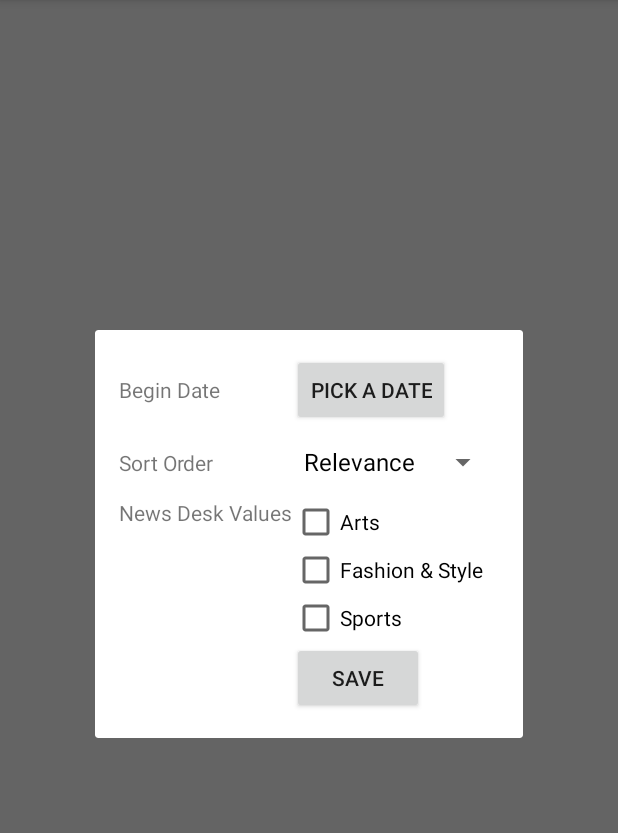
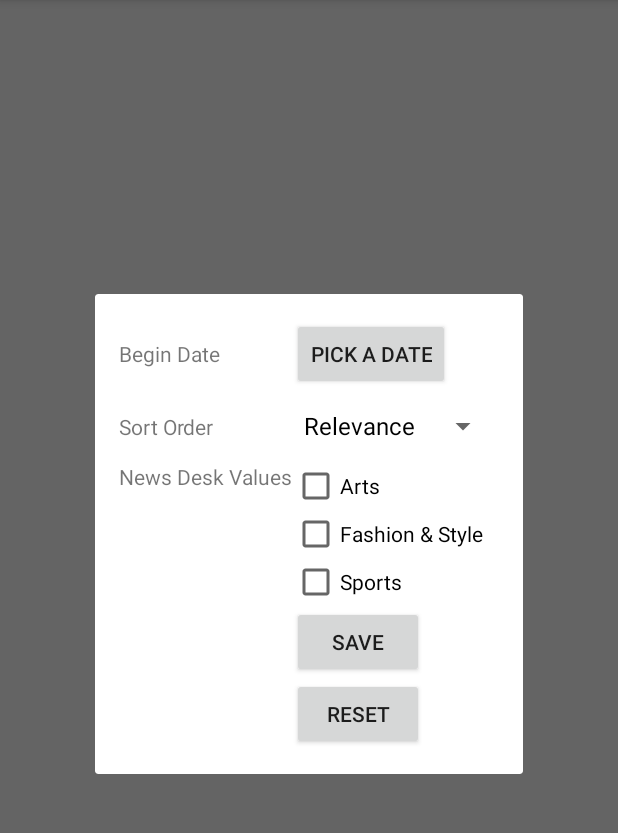
Before and after one commit to hermantai/codepath-NYTimesSearch, an Android app: the screen it shows after launch (SearchActivity), after a tap on "Settings", on a phone screen of 412 x 824 dp, the part 84-917 px from its top. Run offline under Robolectric (Android 15) with nearby library versions, the phone set to English and light mode, and no system bars; our stand-ins replace ButterKnife; libraries missing offline, so code that uses them is left out: com.loopj.android, cz.msebera.android; pictures from the network do not load.

Commit message:
Implemented infinite scrolling
Also added a "Reset" button

```diff
--- a/NYTimesSearch/app/build.gradle
+++ b/NYTimesSearch/app/build.gradle
@@ -30,11 +30,9 @@ dependencies {
     compile 'com.loopj.android:android-async-http:1.4.9'
     compile 'com.jakewharton:butterknife:7.0.1'
     compile 'com.google.code.gson:gson:2.5'
-    // Use Retrofit to deserialize REST API call responses to POJO's
-    // compile 'com.squareup.retrofit:retrofit:1.6.1'
-    // compile 'org.parceler:parceler:0.2.13'
     compile 'com.android.support:gridlayout-v7:23.1.1'
     // Load remote images from the network into image views
     compile 'com.github.bumptech.glide:glide:3.7.0'
-    //compile 'com.android.support:support-v4:23.1.1'
+    // unescape html
+    compile 'org.apache.commons:commons-lang3:3.1'
 }
--- a/NYTimesSearch/app/src/main/java/com/gmail/htaihm/nytimessearch/articlesearch/SearchActivity.java
+++ b/NYTimesSearch/app/src/main/java/com/gmail/htaihm/nytimessearch/articlesearch/SearchActivity.java
@@ -75,6 +75,13 @@ public class SearchActivity extends AppCompatActivity {
         StaggeredGridLayoutManager manager = new StaggeredGridLayoutManager(
                 3, StaggeredGridLayoutManager.VERTICAL);
         mRvResults.setLayoutManager(manager);
+
+        mRvResults.addOnScrollListener(new EndlessRecyclerViewScrollListener(manager) {
+            @Override
+            protected void onLoadMore(int page, int totalItemsCount) {
+                fetchArticles(QueryPreferences.getQuery(SearchActivity.this), page);
+            }
+        });
     }
 
     @Override
@@ -88,7 +95,7 @@ public class SearchActivity extends AppCompatActivity {
         searchView.setOnQueryTextListener(new SearchView.OnQueryTextListener() {
             @Override
             public boolean onQueryTextSubmit(String query) {
-                fetchArticles(query);
+                fetchArticles(query, 0);
                 // workaround to avoid issues with some emulators and keyboard devices firing twice if a keyboard enter is used
                 // see https://code.google.com/p/android/issues/detail?id=24599
                 searchView.clearFocus();
@@ -134,7 +141,7 @@ public class SearchActivity extends AppCompatActivity {
         }
     }
 
-    private void fetchArticles(String query) {
+    private void fetchArticles(String query, final int pageNumber) {
         if (!NetworkUtil.isNetworkAvailable(this)) {
             Toast.makeText(this, "Network is not available", Toast.LENGTH_LONG).show();
             return;
@@ -145,7 +152,7 @@ public class SearchActivity extends AppCompatActivity {
 
         RequestParams params = new RequestParams();
         params.put("api-key", "cb6d7de957f77c1d1804cd599b8ccdb7:14:74323340");
-        params.put("page", 0);
+        params.put("page", pageNumber);
         params.put("q", query);
 
         long beginDateMillis = QueryPreferences.getFilterBeginDate(this);
@@ -206,9 +213,16 @@ public class SearchActivity extends AppCompatActivity {
 
                 try {
                     articleJsonResults = response.getJSONObject("response").getJSONArray("docs");
-                    mArticles.clear();
-                    mArticles.addAll(Article.fromJsonArray(articleJsonResults));
-                    mAdapter.notifyDataSetChanged();
+                    if (pageNumber == 0) {
+                        mArticles.clear();
+                        mArticles.addAll(Article.fromJsonArray(articleJsonResults));
+                        mAdapter.notifyDataSetChanged();
+                    } else {
+                        int nextItemPosition = mArticles.size();
+                        List<Article> newArticles = Article.fromJsonArray(articleJsonResults);
+                        mArticles.addAll(newArticles);
+                        mAdapter.notifyItemRangeInserted(nextItemPosition, newArticles.size());
+                    }
                 } catch (Exception e) {
                     e.printStackTrace();
                 }
--- a/NYTimesSearch/app/src/main/res/layout/fragment_settings.xml
+++ b/NYTimesSearch/app/src/main/res/layout/fragment_settings.xml
@@ -80,5 +80,12 @@
         android:layout_column="1"
         android:text="@string/button_save"
         android:id="@+id/btnSave"/>
+    <Button
+        android:layout_width="wrap_content"
+        android:layout_height="wrap_content"
+        android:layout_gravity="left"
+        android:layout_column="1"
+        android:text="@string/button_reset"
+        android:id="@+id/btnReset"/>
 
 </GridLayout>
--- a/NYTimesSearch/app/src/main/res/layout/item_article_result.xml
+++ b/NYTimesSearch/app/src/main/res/layout/item_article_result.xml
@@ -17,5 +17,7 @@
         android:layout_width="wrap_content"
         android:layout_height="wrap_content"
         tools:text="Article"
+        android:maxLines="6"
+        android:ellipsize="end"
         />
 </LinearLayout>
--- a/NYTimesSearch/app/src/main/res/values/strings.xml
+++ b/NYTimesSearch/app/src/main/res/values/strings.xml
@@ -12,6 +12,7 @@
     <string name="news_desk_value_arts">Arts</string>
     <string name="news_desk_value_fashion_and_style">Fashion &amp; Style</string>
     <string name="news_desk_value_sports">Sports</string>
+    <string name="button_reset">Reset</string>
     <string-array name="article_search_filter_sort_order_array">
         <item>Relevance</item>
         <item>Newest</item>
```
Also changed, not shown: NYTimesSearch/app/src/main/java/com/gmail/htaihm/nytimessearch/articlesearch/SettingsFragment.java (+18 -1 lines), NYTimesSearch/app/src/main/java/com/gmail/htaihm/nytimessearch/model/Article.java (+29 -2 lines), NYTimesSearch/app/src/main/java/com/gmail/htaihm/nytimessearch/repo/QueryPreferences.java (+7 -0 lines), 1 other file.
